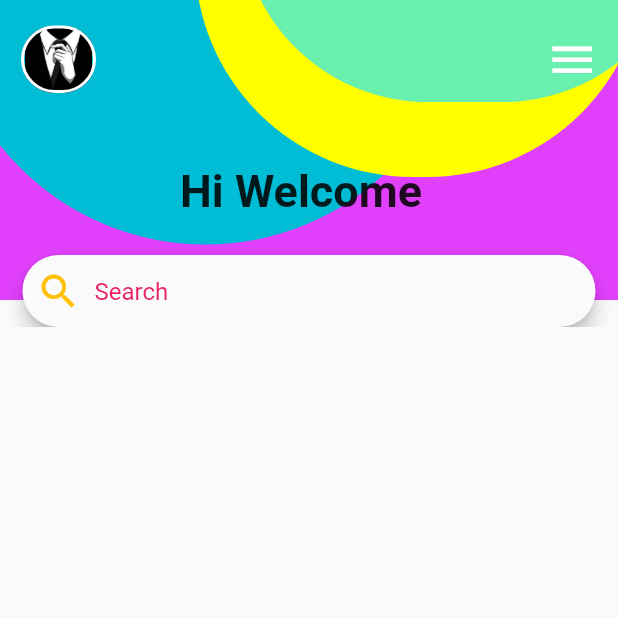
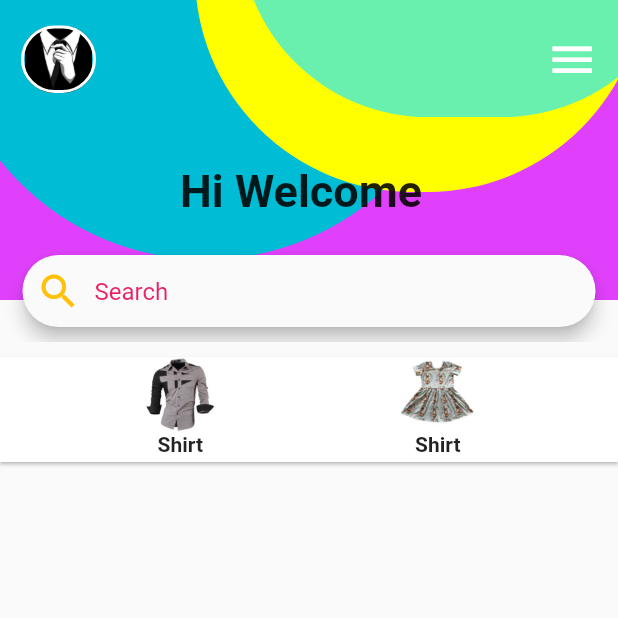
Before and after one commit to Thisuru/Flutter-Tutorial-Workplace, a Flutter app: the screen it shows after launch, on a phone screen of 412 x 824 dp, the top half of it. Run offline on Flutter 3.47's test engine with Material 2 defaults, Android fonts, the phone set to English and light mode, and no system bars; Roboto replaces fonts that are missing (Quicksand).

Commit message:
Stack & MediaQuery explained and two images added

```diff
--- a/shopping_app/lib/main.dart
+++ b/shopping_app/lib/main.dart
@@ -140,7 +140,66 @@ class _MyHomePageState extends State<MyHomePage>{
                             ),
                           ),
                         )
-                      )
+                      ),
+                      SizedBox(height: 10.0)
+                    ],
+                  )
+                ],
+              ),
+              SizedBox(height: 10),
+              Stack(
+                children: <Widget>[
+                  SizedBox(height: 10.0),
+                  Material(
+                    elevation: 1.0,
+                    child: Container(
+                      height: 70.0,
+                      color: Colors.white,
+                    ),
+                  ),
+                  Row(
+                    mainAxisAlignment: MainAxisAlignment.spaceEvenly,
+                    children: <Widget>[
+                      Container(
+                        height: 75.0,
+                        width: MediaQuery.of(context).size.width /4,
+                        child: Column(
+                          children: <Widget>[
+                            Container(
+                              height: 50.0,
+                              decoration: BoxDecoration(
+                                image: DecorationImage(
+                                  image: AssetImage('images/shirt1.jpeg'),
+                                )
+                              ),
+                            ),
+                            Text(
+                              'Shirt',
+                               style: TextStyle(fontFamily: 'Quicksand', fontWeight: FontWeight.bold),
+                            ),
+                          ],
+                        ),
+                      ),
+                      Container(
+                        height: 75.0,
+                        width: MediaQuery.of(context).size.width /4,
+                        child: Column(
+                          children: <Widget>[
+                            Container(
+                              height: 50.0,
+                              decoration: BoxDecoration(
+                                  image: DecorationImage(
+                                    image: AssetImage('images/frock1.jpeg'),
+                                  )
+                              ),
+                            ),
+                            Text(
+                              'Shirt',
+                              style: TextStyle(fontFamily: 'Quicksand', fontWeight: FontWeight.bold),
+                            ),
+                          ],
+                        ),
+                      ),
                     ],
                   )
                 ],
--- a/shopping_app/pubspec.yaml
+++ b/shopping_app/pubspec.yaml
@@ -41,6 +41,9 @@ flutter:
   uses-material-design: true
   assets:
     - images/profilePic.jpeg
+    - images/cart.png
+    - images/shirt1.jpeg
+    - images/frock1.jpeg
 
   # An image asset can refer to one or more resolution-specific "variants", see
   # https://flutter.dev/assets-and-images/#resolution-aware.
```
Also changed, not shown: shopping_app/images/cart.png (added), shopping_app/images/frock1.jpeg (added), shopping_app/images/shirt1.jpeg (added).
